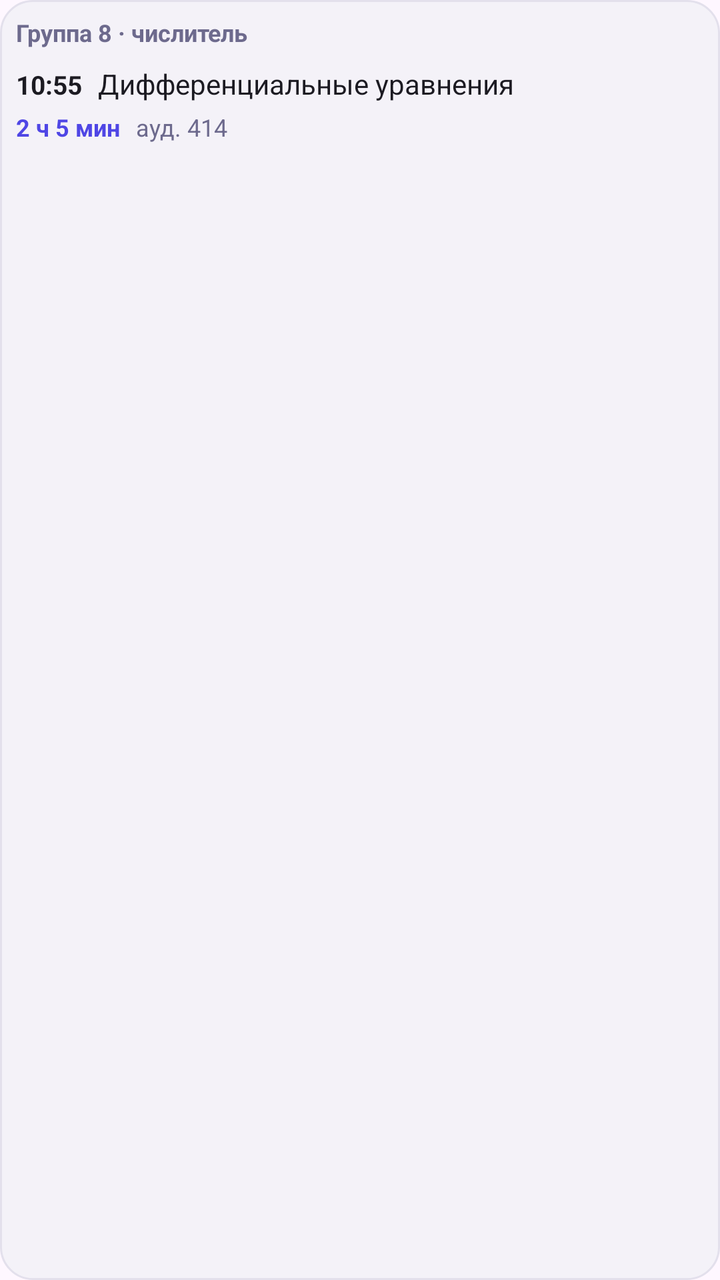
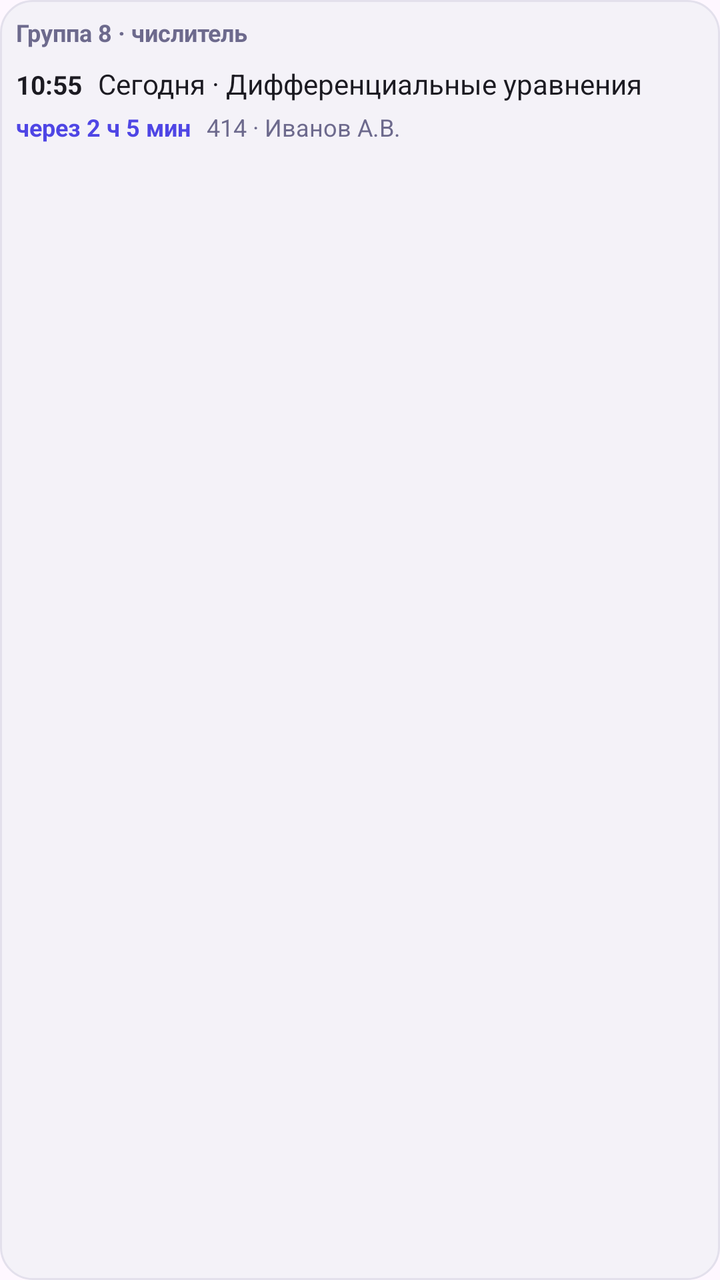

Screens rendered from an Android XML layout before and after an edit, with the pre-edit source and the edit as a unified diff.
<!-- AndroidManifest.xml: application theme Theme.FknSchedule -->
<!-- res/layout/today_widget_preview.xml -->
<?xml version="1.0" encoding="utf-8"?>
<LinearLayout xmlns:android="http://schemas.android.com/apk/res/android"
    android:layout_width="match_parent"
    android:layout_height="match_parent"
    android:orientation="vertical"
    android:background="@drawable/widget_bg"
    android:padding="8dp">

    <TextView
        android:layout_width="match_parent"
        android:layout_height="wrap_content"
        android:text="@string/widget_preview_title"
        android:textAppearance="@style/WidgetText.Title"
        android:maxLines="1"
        android:ellipsize="end" />

    <LinearLayout
        android:layout_width="match_parent"
        android:layout_height="wrap_content"
        android:orientation="horizontal"
        android:layout_marginTop="8dp">

        <TextView
            android:layout_width="wrap_content"
            android:layout_height="wrap_content"
            android:text="10:55"
            android:textAppearance="@style/WidgetText.Time"
            android:maxLines="1" />

        <TextView
            android:layout_width="0dp"
            android:layout_height="wrap_content"
            android:layout_weight="1"
            android:layout_marginStart="8dp"
            android:text="@string/widget_preview_lesson"
            android:textAppearance="@style/WidgetText.Line"
            android:maxLines="2"
            android:ellipsize="end" />
    </LinearLayout>

    <LinearLayout
        android:layout_width="match_parent"
        android:layout_height="wrap_content"
        android:orientation="horizontal"
        android:layout_marginTop="4dp">

        <TextView
            android:layout_width="wrap_content"
            android:layout_height="wrap_content"
            android:text="@string/widget_preview_in"
            android:textAppearance="@style/WidgetText.TimeAccent"
            android:maxLines="1" />

        <TextView
            android:layout_width="0dp"
            android:layout_height="wrap_content"
            android:layout_weight="1"
            android:layout_marginStart="8dp"
            android:text="@string/widget_preview_room"
            android:textAppearance="@style/WidgetText.Small"
            android:maxLines="1"
            android:ellipsize="end" />
    </LinearLayout>
</LinearLayout>
<!-- resources referenced by this layout -->
<resources>
  <!-- drawable widget_bg (drawable) -->
  <?xml version="1.0" encoding="utf-8"?>
  <shape xmlns:android="http://schemas.android.com/apk/res/android">
      <solid android:color="@color/widget_bg_light" />
      <corners android:radius="16dp" />
      <stroke android:width="1dp" android:color="#E3E0EC" />
  </shape>
  <string name="widget_preview_in">2 ч 5 мин</string>
  <string name="widget_preview_lesson">Дифференциальные уравнения</string>
  <string name="widget_preview_room">ауд. 414</string>
  <string name="widget_preview_title">Группа 8 · числитель</string>
  <style name="WidgetText.Line">
          <item name="android:textSize">14sp</item>
          <item name="android:textColor">@color/widget_text_primary_light</item>
      </style>
  <style name="WidgetText.Small">
          <item name="android:textSize">12sp</item>
          <item name="android:textColor">@color/widget_text_secondary_light</item>
      </style>
  <style name="WidgetText.Time">
          <item name="android:textSize">13sp</item>
          <item name="android:textColor">@color/widget_text_primary_light</item>
          <item name="android:textStyle">bold</item>
      </style>
  <style name="WidgetText.TimeAccent">
          <item name="android:textSize">12sp</item>
          <item name="android:textColor">@color/indigo</item>
          <item name="android:textStyle">bold</item>
      </style>
  <style name="WidgetText.Title">
          <item name="android:textSize">12sp</item>
          <item name="android:textColor">@color/widget_text_secondary_light</item>
          <item name="android:textStyle">bold</item>
      </style>
  <style name="Theme.FknSchedule" parent="Theme.Material3.DayNight.NoActionBar">
          <item name="colorPrimary">@color/indigo</item>
          <item name="colorOnPrimary">@color/badge_text</item>
          <item name="colorSecondary">@color/indigo_light</item>
          <item name="android:statusBarColor">?attr/colorSurface</item>
          <item name="android:windowLightStatusBar">true</item>
      </style>
  <color name="widget_bg_light">#F4F2F8</color>
  <color name="widget_text_primary_light">#1C1B22</color>
  <color name="widget_text_secondary_light">#6D6A8D</color>
  <color name="indigo">#4F46E5</color>
  <color name="badge_text">#FFFFFF</color>
  <color name="indigo_light">#818CF8</color>
</resources>

<!-- the commit's change to res/layout/today_widget_preview.xml (unified diff, before → after) -->
@@ -32,7 +32,7 @@
             android:layout_height="wrap_content"
             android:layout_weight="1"
             android:layout_marginStart="8dp"
-            android:text="@string/widget_preview_lesson"
+            android:text="@string/widget_preview_today_line"
             android:textAppearance="@style/WidgetText.Line"
             android:maxLines="2"
             android:ellipsize="end" />
@@ -47,7 +47,7 @@
         <TextView
             android:layout_width="wrap_content"
             android:layout_height="wrap_content"
-            android:text="@string/widget_preview_in"
+            android:text="@string/widget_preview_in_full"
             android:textAppearance="@style/WidgetText.TimeAccent"
             android:maxLines="1" />
 
<!-- resource entries referenced after the edit -->
@@ -7,10 +7,10 @@
       <corners android:radius="16dp" />
       <stroke android:width="1dp" android:color="#E3E0EC" />
   </shape>
-  <string name="widget_preview_in">2 ч 5 мин</string>
-  <string name="widget_preview_lesson">Дифференциальные уравнения</string>
-  <string name="widget_preview_room">ауд. 414</string>
+  <string name="widget_preview_in_full">через 2 ч 5 мин</string>
+  <string name="widget_preview_room">414 · Иванов А.В.</string>
   <string name="widget_preview_title">Группа 8 · числитель</string>
+  <string name="widget_preview_today_line">Сегодня · Дифференциальные уравнения</string>
   <style name="WidgetText.Line">
           <item name="android:textSize">14sp</item>
           <item name="android:textColor">@color/widget_text_primary_light</item>
